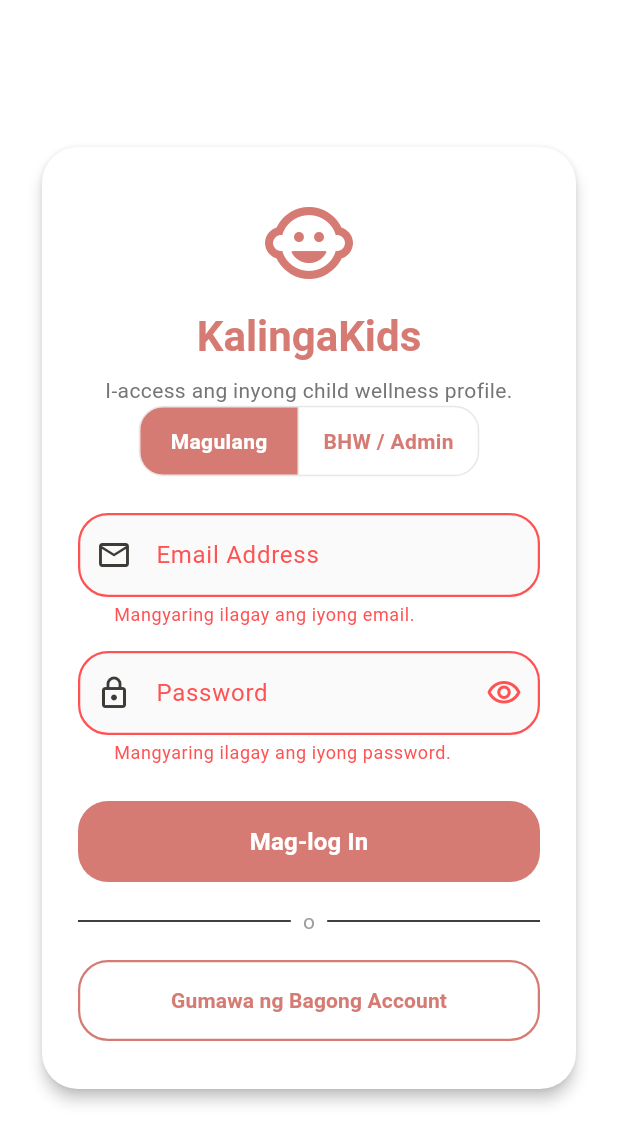
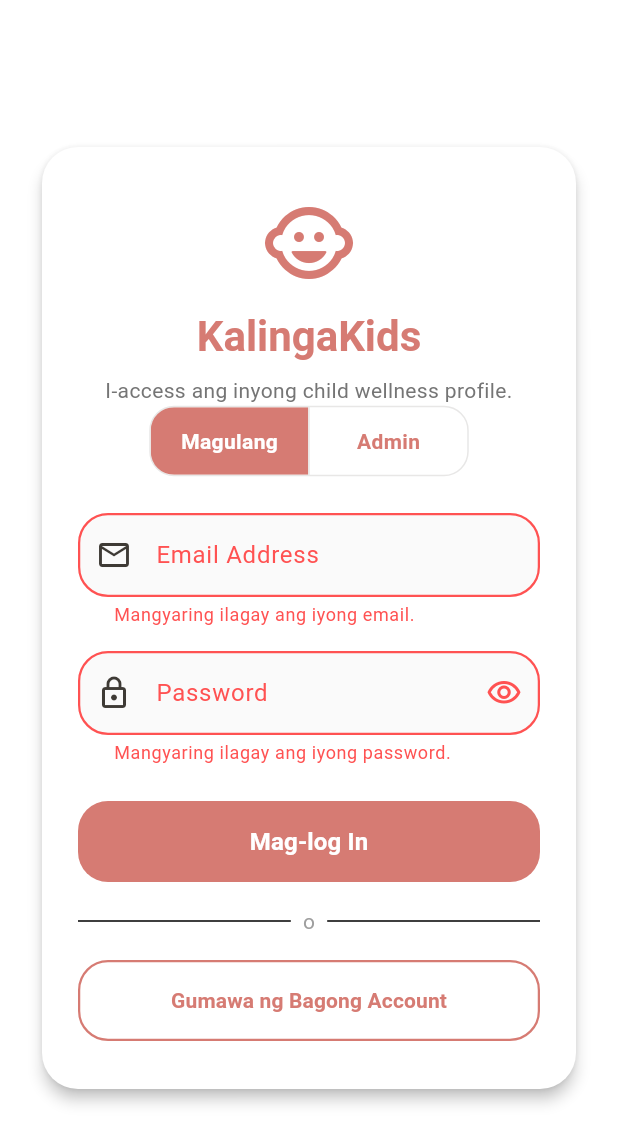
Before and after one commit to cassandramercado45/KalingaKids, a Flutter app: the LoginScreen screen opened by its route, after a tap on "Mag-log In", on a phone screen of 412 x 824 dp. Shown: the top 1144 px of the screen. Run offline on Flutter 3.47's test engine with Material 3 defaults, Android fonts, the light colour scheme and no system bars; our stand-ins replace shared_preferences; accounts and stored records are empty.

Commit message:
Changed login screen toggle label from BHW/Admin to Admin

```diff
--- a/lib/screens/auth/login_screen.dart
+++ b/lib/screens/auth/login_screen.dart
@@ -39,7 +39,7 @@ class _LoginScreenState extends State<LoginScreen> {
           if (mounted) {
             ScaffoldMessenger.of(context).showSnackBar(
               const SnackBar(
-                content: Text('Ang email na ito ay walang admin/BHW access rights.'),
+                content: Text('Ang email na ito ay walang admin access rights.'),
                 backgroundColor: Colors.redAccent,
               ),
             );
@@ -146,7 +146,7 @@ class _LoginScreenState extends State<LoginScreen> {
                             ),
                             Padding(
                               padding: EdgeInsets.symmetric(horizontal: 16.0),
-                              child: Text('BHW / Admin', style: TextStyle(fontWeight: FontWeight.bold)),
+                              child: Text('Admin', style: TextStyle(fontWeight: FontWeight.bold)),
                             ),
                           ],
                         ),
```
